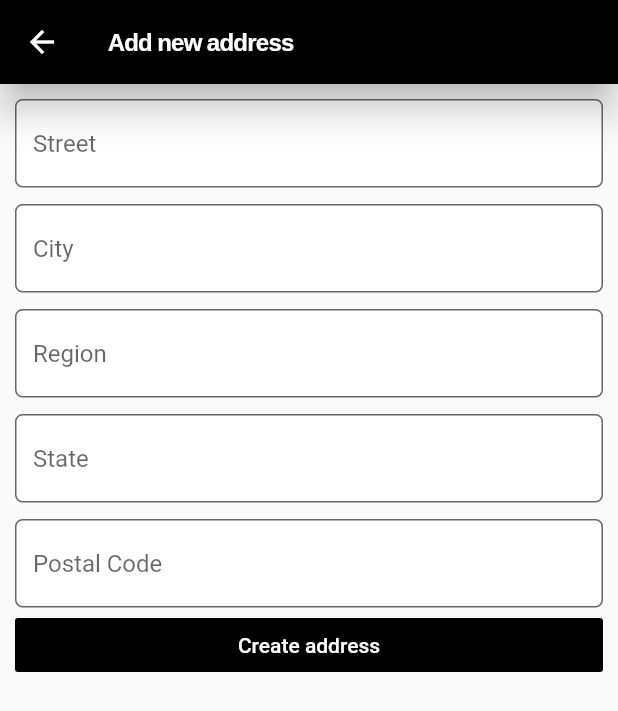
After one commit to Flutter-Bootcamp/flutter_bootcamp_dec_2020_day_by_day, a Flutter app: the screen it shows after launch, item 3 of the bottom bar chosen, after a tap on "Add address", on a phone screen of 412 x 824 dp. The commit adds this screen. Shown: the top 711 px of the screen. Run offline on Flutter 3.47's test engine with Material 2 defaults, Android fonts, the phone set to English and light mode, and no system bars; our stand-ins replace firebase_core, firebase_storage, get, image_picker; accounts and stored records are empty; network calls fail.

Commit message:
half day commit

```diff
--- a/lib/controllers/address_delivery_controller.dart
+++ b/lib/controllers/address_delivery_controller.dart
@@ -0,0 +1,24 @@
+import 'package:flutter_bootcamp_2020/models/address_model.dart';
+import 'package:get/get.dart';
+
+class AddressDeliveryController extends GetxController {
+  List<Address> addressList = [Address.uno(), Address.due()];
+
+  static AddressDeliveryController get to => Get.find<AddressDeliveryController>();
+
+  setAddress(Address newAddress, Address oldAddress){
+    addressList.remove(oldAddress);
+    addressList.add(newAddress);
+    update();
+  }
+
+  addAddress(Address address){
+    addressList.add(address);
+    update();
+  }
+
+  deleteAddress(Address address){
+    addressList.remove(address);
+    update();
+  }
+}
--- a/lib/controllers/cart_controller.dart
+++ b/lib/controllers/cart_controller.dart
@@ -8,8 +8,10 @@ class CartController extends GetxController {
   static CartController get to => Get.find<CartController>();
 
   addArticleToCart(Article article){
-    cartList.add(article);
-    cartAmount(cartAmount.value + article.price);
+    if(cartList.indexOf(article) == -1){
+      cartList.add(article);
+      cartAmount(cartAmount.value + article.price);
+    }
   }
 
   deleteArticleFromCart (Article article) {
--- a/lib/main.dart
+++ b/lib/main.dart
@@ -1,6 +1,7 @@
 import 'package:flutter/material.dart';
 import 'package:flutter_bootcamp_2020/screens/homepage_screen.dart';
 import 'package:flutter_bootcamp_2020/util/theme_features.dart';
+import 'package:get/get.dart';
 
 
 void main() {
@@ -11,7 +12,7 @@ class MyApp extends StatelessWidget {
   // This widget is the root of your application.
   @override
   Widget build(BuildContext context) {
-    return MaterialApp(
+    return GetMaterialApp(
       title: 'Flutter Bootcamp 2020',
       theme: ThemeData(
         primarySwatch: Colors.blue,
--- a/lib/models/address_model.dart
+++ b/lib/models/address_model.dart
@@ -6,6 +6,15 @@ class Address {
   String region;
 
   Address({this.street, this.city, this.postalCode, this.state, this.region});
+
+  Address.fromAddress(Address address){
+    street = address.street;
+    city = address.city;
+    postalCode = address.postalCode;
+    state = address.state;
+    region = address.region;
+  }
+
   Address.uno(){
     street = 'Via Mazzini 14';
     city = 'Vaprio d\'Adda';
--- a/lib/rounded_input.dart
+++ b/lib/rounded_input.dart
@@ -30,6 +30,7 @@ class _RoundedInputState extends State<RoundedInput> {
   Widget build(BuildContext context) {
     return Container(
       height: 60,
+      margin: EdgeInsets.only(top:10),
       child: TextField(
         autofocus: false,
         controller: _controller,
--- a/lib/screens/article_screen.dart
+++ b/lib/screens/article_screen.dart
@@ -1,5 +1,6 @@
 import 'package:flutter/cupertino.dart';
 import 'package:flutter/material.dart';
+import 'package:flutter_bootcamp_2020/controllers/cart_controller.dart';
 import 'package:flutter_bootcamp_2020/models/article_model.dart';
 
 class ArticleScreen extends StatelessWidget {
@@ -38,7 +39,10 @@ class ArticleScreen extends StatelessWidget {
                     child: FlatButton(
                       color: Colors.black,
                       child: const Text('Add to cart', style: TextStyle(color: Colors.white),),
-                      onPressed: (){},
+                      onPressed: (){
+                        CartController.to.addArticleToCart(article);
+                        Navigator.pop(context);
+                      },
                     ),
                   ),
                   Container(
--- /dev/null
+++ b/lib/screens/edit_address.dart
@@ -0,0 +1,91 @@
+import 'package:flutter/material.dart';
+import 'package:flutter_bootcamp_2020/controllers/address_delivery_controller.dart';
+import 'package:flutter_bootcamp_2020/models/address_model.dart';
+import 'package:flutter_bootcamp_2020/rounded_input.dart';
+
+enum AddressPageType {add, edit}
+
+class EditAddressPage extends StatelessWidget {
+  final AddressPageType type;
+  final Address address;
+  final AddressDeliveryController ctrl = AddressDeliveryController.to;
+
+  EditAddressPage({Key key, this.type, this.address}) : super(key: key);
+
+
+  @override
+  Widget build(BuildContext context) {
+    Address newAddress = type==AddressPageType.add? new Address() : Address.fromAddress(address);
+    return Scaffold(
+      appBar: AppBar(title: Text(
+        type == AddressPageType.add
+            ? 'Add new address'
+            : 'Edit address'
+      ),),
+      body: ListView(
+        padding: EdgeInsets.symmetric(horizontal: 10),
+        children: [
+          RoundedInput(
+            key: ObjectKey('Street'),
+            hintText: 'Street',
+            onChanged: (value){
+              newAddress?.street = value;
+            },
+            initialValue: newAddress?.street ?? '',
+          ),
+          RoundedInput(
+            key: ObjectKey('City'),
+            hintText: 'City',
+            onChanged: (value){
+              newAddress?.city = value;
+            },
+            initialValue: newAddress?.city ?? '',
+          ),
+          RoundedInput(
+            key: ObjectKey('Region'),
+
+            hintText: 'Region',
+            onChanged: (value){
+              newAddress?.region = value;
+            },
+            initialValue: newAddress?.region ?? '',
+          ),
+          RoundedInput(
+            key: ObjectKey('State'),
+            hintText: 'State',
+            onChanged: (value){
+              newAddress?.state = value;
+            },
+            initialValue: newAddress?.state ?? '',
+          ),
+          RoundedInput(
+            key: ObjectKey('Postal Code'),
+
+            hintText: 'Postal Code',
+            onChanged: (value){
+              newAddress?.postalCode = value;
+            },
+            initialValue: newAddress?.postalCode ?? '',
+          ),
+          FlatButton(
+            color: Colors.black,
+            child: Text(
+              type == AddressPageType.edit
+                  ?  'Save changes'
+                  : 'Create address',
+              style: TextStyle(color: Colors.white)
+            ),
+            onPressed: (){
+              if(type == AddressPageType.edit){
+                ctrl.setAddress(newAddress, address);
+              } else {
+                ctrl.addAddress(newAddress);
+              }
+              Navigator.pop(context);
+            },
+          )
+        ],
+      ),
+    );
+  }
+}
--- a/lib/screens/homepage_screen.dart
+++ b/lib/screens/homepage_screen.dart
@@ -1,6 +1,9 @@
 import 'package:flutter/cupertino.dart';
 import 'package:flutter/material.dart';
+import 'package:flutter_bootcamp_2020/controllers/address_delivery_controller.dart';
+import 'package:flutter_bootcamp_2020/controllers/cart_controller.dart';
 import 'package:flutter_bootcamp_2020/screens/profile_screen.dart';
+import 'package:get/get.dart';
 import 'cart_screen.dart';
 import 'market_screen.dart';
 
@@ -12,6 +15,8 @@ class HomePage extends StatefulWidget {
 class _HomePageState extends State<HomePage> {
   int _selectedIndex;
   List<Widget> _pages;
+  final addressController = Get.put(AddressDeliveryController());
+  final cartController = Get.put(CartController());
 
   @override
   void initState(){
@@ -37,7 +42,8 @@ class _HomePageState extends State<HomePage> {
       backgroundColor: CupertinoColors.systemGrey5,
       appBar: AppBar(title: const Text('Flutter Bootcamp 2020')),
       body: _pages.elementAt(_selectedIndex),
-      bottomNavigationBar: BottomNavigationBar(
+      bottomNavigationBar: Obx(
+          ()=>BottomNavigationBar(
             elevation: 5,
             fixedColor: Colors.black,
             items: [
@@ -46,7 +52,25 @@ class _HomePageState extends State<HomePage> {
                   label: 'Home'
               ),
               BottomNavigationBarItem(
-            icon: Icon(Icons.shopping_cart),
+                  icon: cartController.cartList.isEmpty
+                      ? Icon(CupertinoIcons.shopping_cart)
+                  : Stack(
+                    children: [
+                      Icon(CupertinoIcons.cart_fill),
+                      Container(
+                        alignment: Alignment.center,
+                        height: 15,
+                        width: 15,
+                        decoration: BoxDecoration(
+                            color: Colors.red,
+                            shape: BoxShape.circle
+                        ),
+                        child: Text(cartController.cartList.length.toString(),
+                          style: TextStyle(color: Colors.white, fontSize: 12),
+                        ),
+                      ),
+                    ],
+                  ),
                   label: 'Cart'
               ),
               BottomNavigationBarItem(
@@ -58,6 +82,7 @@ class _HomePageState extends State<HomePage> {
             selectedFontSize: 13,
             unselectedFontSize: 13,
             onTap: _onItemTap,
+          )
       ),
     );
   }
--- a/lib/screens/profile_screen.dart
+++ b/lib/screens/profile_screen.dart
@@ -1,9 +1,42 @@
 import 'package:flutter/material.dart';
+import 'package:flutter_bootcamp_2020/controllers/address_delivery_controller.dart';
+import 'package:flutter_bootcamp_2020/screens/edit_address.dart';
 import 'package:flutter_bootcamp_2020/widgets/address_custom_card.dart';
+import 'package:get/get.dart';
 
 class Profile extends StatelessWidget {
   @override
   Widget build(BuildContext context) {
-    return AddressCard();
+    return GetBuilder<AddressDeliveryController>(
+        builder: (controller) => Card(
+          child: Container(
+            padding: EdgeInsets.symmetric(horizontal: 10),
+            height: 200.0 * controller.addressList.length,
+            child: Column(
+              children: [
+                Row(
+                  mainAxisAlignment: MainAxisAlignment.spaceBetween,
+                  children: [
+                    const Text('My addresses'),
+                    FlatButton(
+                      child: const Text('Add address'),
+                      onPressed: () =>  Get.to(EditAddressPage(type: AddressPageType.add,))
+                    )
+                  ],
+                ),
+                Flexible(
+                  child: ListView.builder(
+                    shrinkWrap: true,
+                    itemCount: controller.addressList.length,
+                    itemBuilder: (BuildContext context, int index) {
+                      return AddressCard(address: controller.addressList[index]);
+                    },
+                  ),
+                ),
+              ],
+            ),
+          ),
+        )
+    );
   }
 }
--- a/lib/screens/upload_article_screen.dart
+++ b/lib/screens/upload_article_screen.dart
@@ -4,7 +4,6 @@ import 'package:flutter/material.dart';
 import 'package:flutter_bootcamp_2020/controllers/article_list_controller.dart';
 import 'package:flutter_bootcamp_2020/models/article_model.dart';
 import 'package:flutter_bootcamp_2020/pictures.dart';
-import 'package:flutter_bootcamp_2020/screens/upload_images_screen.dart';
 import 'package:flutter_bootcamp_2020/util/constants.dart';
 import 'package:http/http.dart' as http;
 import 'dart:convert' as convert;
--- a/lib/util/constants.dart
+++ b/lib/util/constants.dart
@@ -1,5 +1,6 @@
 class Constants {
   static const List<String> CATEGORIES = <String> [
+    'All',
     'Tailoring',
     'Jewelry',
   ];
--- a/lib/widgets/address_custom_card.dart
+++ b/lib/widgets/address_custom_card.dart
@@ -1,6 +1,8 @@
 import 'package:flutter/cupertino.dart';
 import 'package:flutter/material.dart';
+import 'package:flutter_bootcamp_2020/controllers/address_delivery_controller.dart';
 import 'package:flutter_bootcamp_2020/models/address_model.dart';
+import 'package:flutter_bootcamp_2020/screens/edit_address.dart';
 
 class AddressCard extends StatelessWidget {
   final Address address;
@@ -11,7 +13,6 @@ class AddressCard extends StatelessWidget {
   Widget build(BuildContext context) {
     return Card(
       child: Container(
-        height: 200,
         decoration: BoxDecoration(
           color: CupertinoColors.systemGrey4,
         ),
@@ -26,8 +27,21 @@ class AddressCard extends StatelessWidget {
                   Text('Address'),
                   Row(
                     children: [
-                      Icon(CupertinoIcons.settings),
-                      Icon(Icons.delete_outline)
+                       GestureDetector(
+                           child: Icon(CupertinoIcons.settings),
+                         onTap: ()=>Navigator.of(context).push(
+                             MaterialPageRoute(
+                                 builder: (BuildContext context)=> EditAddressPage(
+                                   address: address,
+                                   type: AddressPageType.edit,
+                                 ))),
+                       ),
+                      if(AddressDeliveryController.to.addressList.length>1)
+                      GestureDetector(
+                          onTap: ()=> AddressDeliveryController.to.deleteAddress(address),
+                          child: Icon(
+                              Icons.delete_outline)
+                      )
                     ],
                   )
                 ],
```
Also changed, not shown: lib/screens/cart_screen.dart (+22 -3 lines), lib/widgets/article_custom_tile.dart (+17 -8 lines), pubspec.lock. Lines whose indentation alone changed are shown as unchanged.
